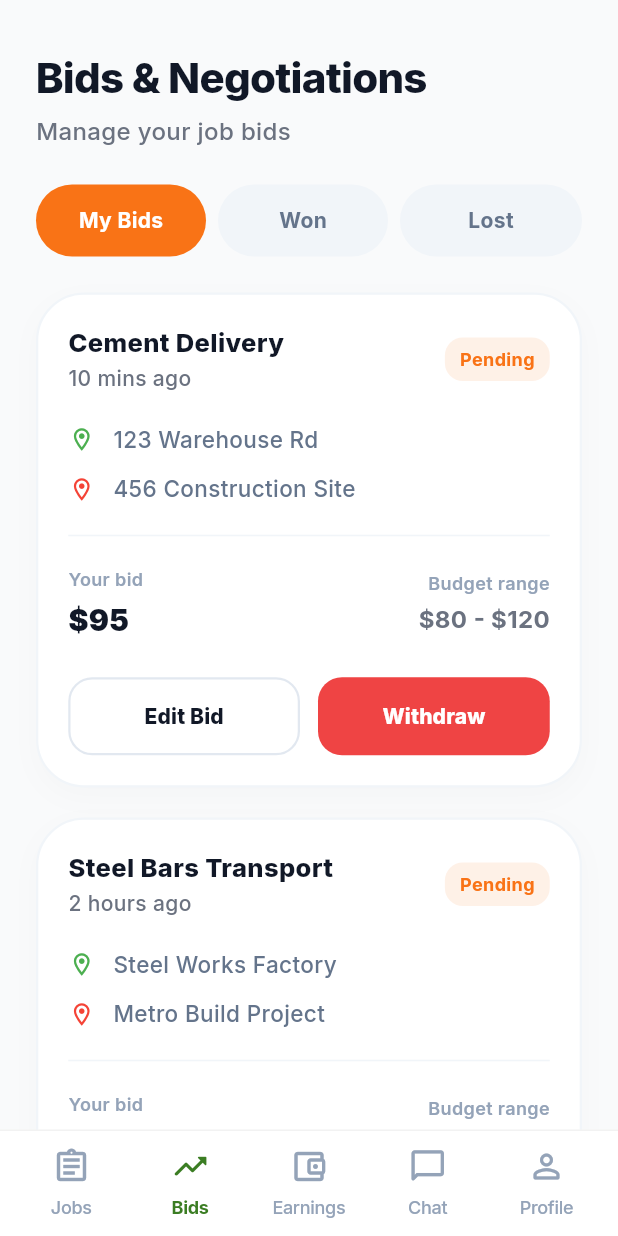
After one commit to sudo-init-do/gopickup-frontend-v2, a Flutter app: the DriverBidsScreen screen opened by its route, on a phone screen of 412 x 824 dp. The commit adds this screen. Run offline on Flutter 3.47's test engine with Material 3 defaults, Android fonts, the phone set to English and light mode, and no system bars; our stand-ins replace flutter_riverpod, go_router, google_fonts.

Commit message:
feat: Add driver bids screen and display detailed job history on the driver home screen.

```diff
--- /dev/null
+++ b/lib/src/features/driver/presentation/driver_bids_screen.dart
@@ -0,0 +1,292 @@
+import 'package:flutter/material.dart';
+import 'package:flutter_riverpod/flutter_riverpod.dart';
+
+class DriverBidsScreen extends ConsumerStatefulWidget {
+  const DriverBidsScreen({super.key});
+
+  @override
+  ConsumerState<DriverBidsScreen> createState() => _DriverBidsScreenState();
+}
+
+class _DriverBidsScreenState extends ConsumerState<DriverBidsScreen> {
+  int _selectedTabIndex = 0;
+
+  @override
+  Widget build(BuildContext context) {
+    const kDarkTextColor = Color(0xFF111827);
+    const kMidTextColor = Color(0xFF6B7280);
+    const kOrangeColor = Color(0xFFF97316);
+    const kRedColor = Color(0xFFEF4444);
+
+    return Scaffold(
+      backgroundColor: const Color(0xFFF9FAFB),
+      body: SafeArea(
+        child: Column(
+          crossAxisAlignment: CrossAxisAlignment.start,
+          children: [
+            _buildHeader(kDarkTextColor, kMidTextColor),
+            _buildTabs(_selectedTabIndex, (index) => setState(() => _selectedTabIndex = index), kOrangeColor),
+            Expanded(
+              child: _buildBidsList(kDarkTextColor, kMidTextColor, kOrangeColor, kRedColor),
+            ),
+          ],
+        ),
+      ),
+    );
+  }
+
+  Widget _buildHeader(Color darkText, Color midText) {
+    return Padding(
+      padding: const EdgeInsets.fromLTRB(24, 32, 24, 24),
+      child: Column(
+        crossAxisAlignment: CrossAxisAlignment.start,
+        children: [
+          Text(
+            'Bids & Negotiations',
+            style: TextStyle(
+              fontSize: 28,
+              fontWeight: FontWeight.w800,
+              color: darkText,
+              letterSpacing: -0.5,
+            ),
+          ),
+          const SizedBox(height: 4),
+          Text(
+            'Manage your job bids',
+            style: TextStyle(
+              fontSize: 16,
+              color: midText,
+              fontWeight: FontWeight.w500,
+            ),
+          ),
+        ],
+      ),
+    );
+  }
+
+  Widget _buildTabs(int selectedIndex, Function(int) onSelect, Color orange) {
+    final tabs = ['My Bids', 'Won', 'Lost'];
+    return Padding(
+      padding: const EdgeInsets.fromLTRB(24, 0, 24, 16),
+      child: Row(
+        children: List.generate(tabs.length, (index) {
+          final isSelected = selectedIndex == index;
+          return Expanded(
+            child: GestureDetector(
+              onTap: () => onSelect(index),
+              child: AnimatedContainer(
+                duration: const Duration(milliseconds: 200),
+                margin: EdgeInsets.only(
+                  right: index == tabs.length - 1 ? 0 : 8,
+                ),
+                padding: const EdgeInsets.symmetric(vertical: 14),
+                decoration: BoxDecoration(
+                  color: isSelected ? orange : const Color(0xFFF1F5F9),
+                  borderRadius: BorderRadius.circular(24),
+                ),
+                child: Center(
+                  child: Text(
+                    tabs[index],
+                    style: TextStyle(
+                      color: isSelected ? Colors.white : const Color(0xFF64748B),
+                      fontWeight: FontWeight.w700,
+                      fontSize: 14,
+                    ),
+                  ),
+                ),
+              ),
+            ),
+          );
+        }),
+      ),
+    );
+  }
+
+  Widget _buildBidsList(Color darkText, Color midText, Color orange, Color red) {
+    if (_selectedTabIndex != 0) {
+      return Center(
+        child: Text(
+          'No bids here yet',
+          style: TextStyle(color: midText, fontSize: 16, fontWeight: FontWeight.w500),
+        ),
+      );
+    }
+
+    final bids = [
+      {
+        'title': 'Cement Delivery',
+        'time': '10 mins ago',
+        'status': 'Pending',
+        'from': '123 Warehouse Rd',
+        'to': '456 Construction Site',
+        'yourBid': '\$95',
+        'budget': '\$80 - \$120',
+      },
+      {
+        'title': 'Steel Bars Transport',
+        'time': '2 hours ago',
+        'status': 'Pending',
+        'from': 'Steel Works Factory',
+        'to': 'Metro Build Project',
+        'yourBid': '\$175',
+        'budget': '\$150 - \$200',
+      },
+    ];
+
+    return ListView.builder(
+      padding: const EdgeInsets.fromLTRB(24, 8, 24, 24),
+      itemCount: bids.length,
+      itemBuilder: (context, index) {
+        final bid = bids[index];
+        return _buildBidCard(bid, darkText, midText, orange, red);
+      },
+    );
+  }
+
+  Widget _buildBidCard(Map<String, dynamic> bid, Color darkText, Color midText, Color orange, Color red) {
+    return Container(
+      margin: const EdgeInsets.only(bottom: 20),
+      padding: const EdgeInsets.all(20),
+      decoration: BoxDecoration(
+        color: Colors.white,
+        borderRadius: BorderRadius.circular(32),
+        border: Border.all(color: const Color(0xFFF1F5F9), width: 1.5),
+        boxShadow: [
+          BoxShadow(
+            color: Colors.black.withOpacity(0.02),
+            blurRadius: 15,
+            offset: const Offset(0, 6),
+          ),
+        ],
+      ),
+      child: Column(
+        children: [
+          Row(
+            mainAxisAlignment: MainAxisAlignment.spaceBetween,
+            children: [
+              Column(
+                crossAxisAlignment: CrossAxisAlignment.start,
+                children: [
+                  Text(
+                    bid['title'],
+                    style: TextStyle(fontSize: 17, fontWeight: FontWeight.w800, color: darkText),
+                  ),
+                  const SizedBox(height: 2),
+                  Text(
+                    bid['time'],
+                    style: TextStyle(fontSize: 14, color: midText, fontWeight: FontWeight.w500),
+                  ),
+                ],
+              ),
+              Container(
+                padding: const EdgeInsets.symmetric(horizontal: 10, vertical: 6),
+                decoration: BoxDecoration(
+                  color: orange.withOpacity(0.1),
+                  borderRadius: BorderRadius.circular(12),
+                ),
+                child: Text(
+                  bid['status'],
+                  style: TextStyle(color: orange, fontSize: 12, fontWeight: FontWeight.w700),
+                ),
+              ),
+            ],
+          ),
+          const SizedBox(height: 20),
+          _buildLocationRow(Icons.location_on_outlined, bid['from'], Colors.green),
+          const SizedBox(height: 12),
+          _buildLocationRow(Icons.location_on_outlined, bid['to'], Colors.red),
+          const SizedBox(height: 20),
+          Container(height: 1, color: const Color(0xFFF1F5F9)),
+          const SizedBox(height: 20),
+          Row(
+            mainAxisAlignment: MainAxisAlignment.spaceBetween,
+            children: [
+              Column(
+                crossAxisAlignment: CrossAxisAlignment.start,
+                children: [
+                  const Text(
+                    'Your bid',
+                    style: TextStyle(color: Color(0xFF94A3B8), fontSize: 12, fontWeight: FontWeight.w600),
+                  ),
+                  const SizedBox(height: 4),
+                  Text(
+                    bid['yourBid'],
+                    style: TextStyle(color: darkText, fontSize: 20, fontWeight: FontWeight.w900),
+                  ),
+                ],
+              ),
+              Column(
+                crossAxisAlignment: CrossAxisAlignment.end,
+                children: [
+                  const Text(
+                    'Budget range',
+                    style: TextStyle(color: Color(0xFF94A3B8), fontSize: 12, fontWeight: FontWeight.w600),
+                  ),
+                  const SizedBox(height: 4),
+                  Text(
+                    bid['budget'],
+                    style: TextStyle(color: midText, fontSize: 16, fontWeight: FontWeight.w700),
+                  ),
+                ],
+              ),
+            ],
+          ),
+          const SizedBox(height: 24),
+          Row(
+            children: [
+              Expanded(
+                child: OutlinedButton(
+                  onPressed: () {},
+                  style: OutlinedButton.styleFrom(
+                    padding: const EdgeInsets.symmetric(vertical: 16),
+                    side: const BorderSide(color: Color(0xFFE2E8F0), width: 1.5),
+                    shape: RoundedRectangleBorder(borderRadius: BorderRadius.circular(16)),
+                  ),
+                  child: Text(
+                    'Edit Bid',
+                    style: TextStyle(color: darkText, fontWeight: FontWeight.w800),
+                  ),
+                ),
+              ),
+              const SizedBox(width: 12),
+              Expanded(
+                child: ElevatedButton(
+                  onPressed: () {},
+                  style: ElevatedButton.styleFrom(
+                    backgroundColor: red,
+                    foregroundColor: Colors.white,
+                    elevation: 0,
+                    padding: const EdgeInsets.symmetric(vertical: 16),
+                    shape: RoundedRectangleBorder(borderRadius: BorderRadius.circular(16)),
+                  ),
+                  child: const Text('Withdraw', style: TextStyle(fontWeight: FontWeight.w800)),
+                ),
+              ),
+            ],
+          ),
+        ],
+      ),
+    );
+  }
+
+  Widget _buildLocationRow(IconData icon, String value, Color iconColor) {
+    return Row(
+      children: [
+        Icon(icon, size: 18, color: iconColor),
+        const SizedBox(width: 12),
+        Expanded(
+          child: Text(
+            value,
+            style: const TextStyle(
+              color: Color(0xFF64748B),
+              fontSize: 15,
+              fontWeight: FontWeight.w500,
+            ),
+            maxLines: 1,
+            overflow: TextOverflow.ellipsis,
+          ),
+        ),
+      ],
+    );
+  }
+}
--- a/lib/src/features/driver/presentation/driver_home_screen.dart
+++ b/lib/src/features/driver/presentation/driver_home_screen.dart
@@ -265,15 +265,104 @@ class _DriverHomeScreenState extends ConsumerState<DriverHomeScreen> {
   }
 
   Widget _buildHistoryJobList(Color darkText, Color midText, Color orange, Color green) {
-    return Center(
+    final jobs = [
+      {
+        'title': 'Steel Pipes Delivery',
+        'date': 'Yesterday, 2:30 PM',
+        'price': '\$145.00',
+        'status': 'Delivered',
+        'from': 'Metal Fab Ltd',
+        'to': 'Skyline Towers Site',
+      },
+      {
+        'title': 'Brick & Mortar Haul',
+        'date': 'Feb 12, 11:15 AM',
+        'price': '\$92.50',
+        'status': 'Delivered',
+        'from': 'BuildMart Depot',
+        'to': 'Quay Side Project',
+      },
+    ];
+
+    return ListView.builder(
+      padding: const EdgeInsets.fromLTRB(24, 8, 24, 24),
+      itemCount: jobs.length,
+      itemBuilder: (context, index) {
+        final job = jobs[index];
+        return _buildHistoryJobCard(job, darkText, midText, green);
+      },
+    );
+  }
+
+  Widget _buildHistoryJobCard(Map<String, dynamic> job, Color darkText, Color midText, Color green) {
+    return Container(
+      margin: const EdgeInsets.only(bottom: 20),
+      padding: const EdgeInsets.all(20),
+      decoration: BoxDecoration(
+        color: Colors.white,
+        borderRadius: BorderRadius.circular(32),
+        border: Border.all(color: const Color(0xFFF1F5F9), width: 1.5),
+      ),
       child: Column(
-        mainAxisAlignment: MainAxisAlignment.center,
         children: [
-          Icon(Icons.history_rounded, size: 64, color: midText.withOpacity(0.2)),
-          const SizedBox(height: 16),
-          Text(
-            'No history yet',
-            style: TextStyle(fontSize: 16, color: midText, fontWeight: FontWeight.w500),
+          Row(
+            children: [
+              Container(
+                padding: const EdgeInsets.all(12),
+                decoration: BoxDecoration(
+                  color: const Color(0xFFF3F4F6),
+                  shape: BoxShape.circle,
+                ),
+                child: const Icon(Icons.check_circle_rounded, color: Color(0xFF94A3B8), size: 24),
+              ),
+              const SizedBox(width: 16),
+              Expanded(
+                child: Column(
+                  crossAxisAlignment: CrossAxisAlignment.start,
+                  children: [
+                    Text(
+                      job['title'],
+                      style: TextStyle(fontSize: 17, fontWeight: FontWeight.w800, color: darkText),
+                    ),
+                    const SizedBox(height: 2),
+                    Text(
+                      job['date'],
+                      style: TextStyle(fontSize: 14, color: midText, fontWeight: FontWeight.w500),
+                    ),
+                  ],
+                ),
+              ),
+              Container(
+                padding: const EdgeInsets.symmetric(horizontal: 10, vertical: 6),
+                decoration: BoxDecoration(
+                  color: green.withOpacity(0.1),
+                  borderRadius: BorderRadius.circular(12),
+                ),
+                child: Text(
+                  job['status'],
+                  style: TextStyle(color: green, fontSize: 12, fontWeight: FontWeight.w700),
+                ),
+              ),
+            ],
+          ),
+          const SizedBox(height: 20),
+          Container(height: 1, color: const Color(0xFFF1F5F9)),
+          const SizedBox(height: 20),
+          Row(
+            mainAxisAlignment: MainAxisAlignment.spaceBetween,
+            children: [
+              Text(
+                job['price'],
+                style: TextStyle(fontSize: 20, color: darkText, fontWeight: FontWeight.w900),
+              ),
+              TextButton(
+                onPressed: () {},
+                child: Text(
+                  'View Receipt',
+                  style: TextStyle(color: midText, fontWeight: FontWeight.w700, fontSize: 14),
+                ),
+              ),
+            ],
           ),
         ],
       ),
--- a/lib/src/routing/app_router.dart
+++ b/lib/src/routing/app_router.dart
@@ -15,6 +15,7 @@ import '../features/client/presentation/client_cart_screen.dart';
 import '../features/client/presentation/client_wallet_screen.dart';
 import '../features/client/presentation/order_detail_screen.dart';
 import '../features/driver/presentation/driver_home_screen.dart';
+import '../features/driver/presentation/driver_bids_screen.dart';
 import '../features/driver/presentation/driver_earnings_screen.dart';
 import '../features/driver/presentation/driver_profile_screen.dart';
 import '../features/vendor/presentation/vendor_home_screen.dart';
@@ -195,7 +196,7 @@ final goRouterProvider = Provider<GoRouter>((ref) {
           ),
           GoRoute(
             path: '/driver/bids',
-            builder: (context, state) => const Scaffold(body: Center(child: Text('My Bids'))), // Placeholder
+            builder: (context, state) => const DriverBidsScreen(),
           ),
           GoRoute(
             path: '/driver/earnings',
```
